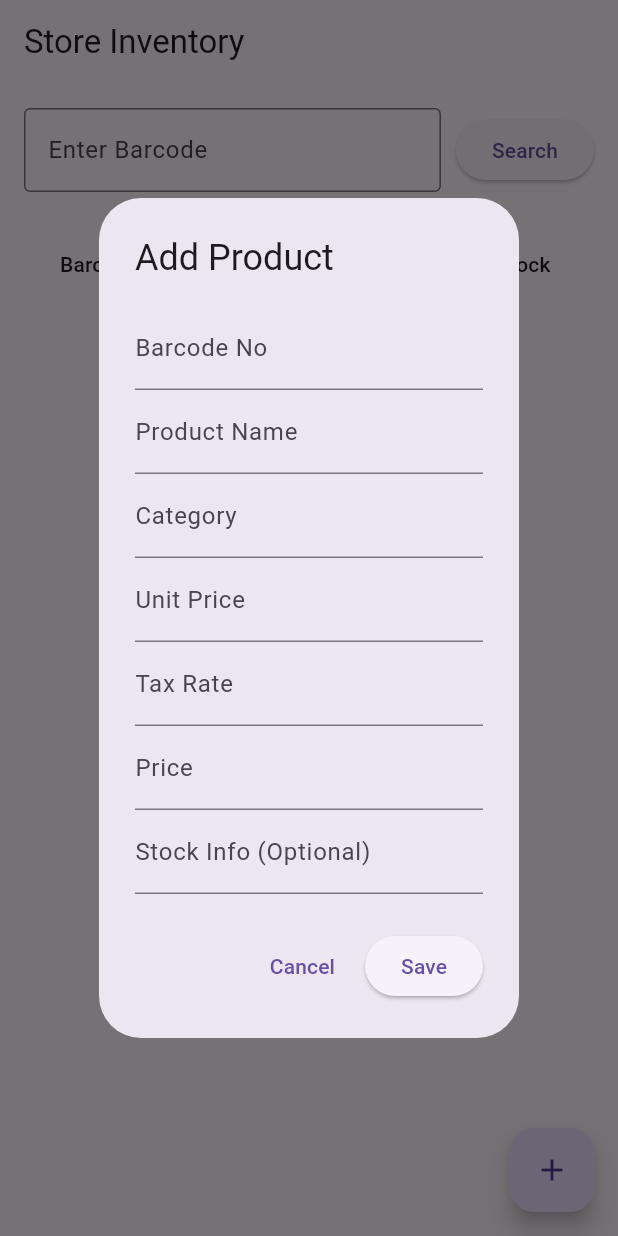
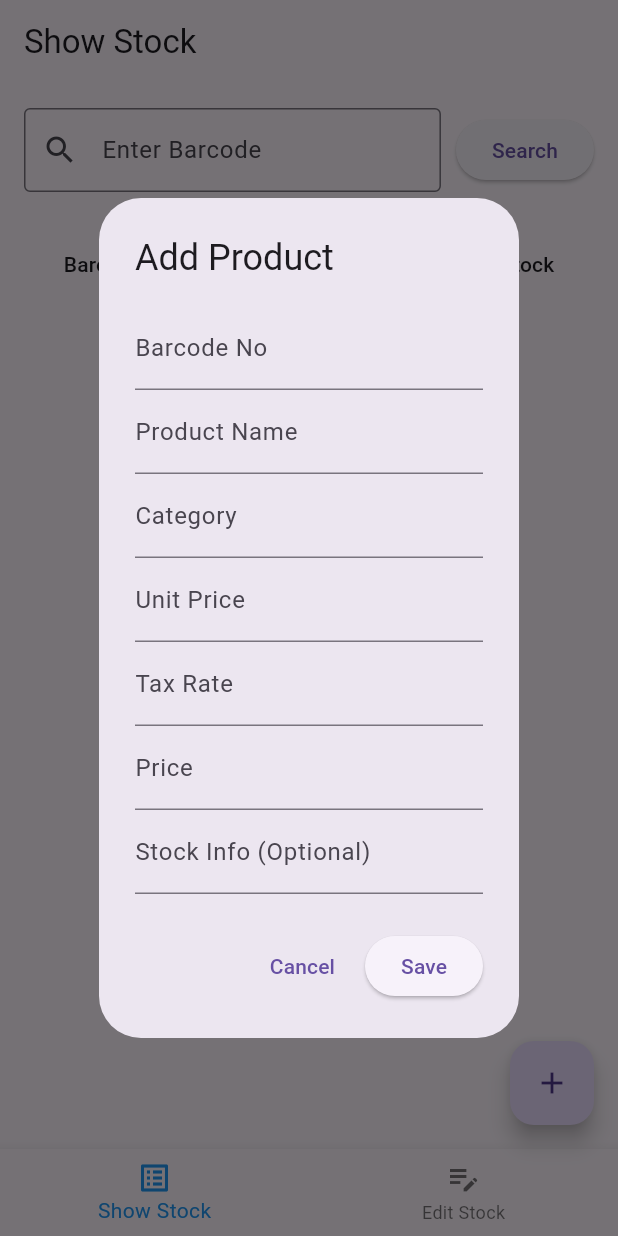
Before and after one commit to cagdaskaplann/bim493_hw4, a Flutter app: the screen it shows after launch, after a tap on the "add" icon, on a phone screen of 412 x 824 dp. Run offline on Flutter 3.47's test engine with Material 3 defaults, Android fonts, the phone set to English and light mode, and no system bars; our stand-ins replace sqflite; accounts and stored records are empty.

Commit message:
show-edit stock tabs added

```diff
--- a/lib/main.dart
+++ b/lib/main.dart
@@ -31,10 +31,43 @@ class _MainScreenState extends State<MainScreen> {
   List<Product> _products = [];
   bool _isLoading = true;
 
+  int _selectedIndex = 0;
+
   @override
   void initState() {
     super.initState();
     _refreshProductList();
+
+    void _confirmDelete(String barcode) {
+      showDialog(
+        context: context,
+        builder: (ctx) => AlertDialog(
+          title: const Text("Delete Item"),
+          content: Text("Barcode No: Are you sure you want to delete item ($barcode)?"),
+          actions: [
+            TextButton(
+              onPressed: () => Navigator.of(ctx).pop(),
+              child: const Text("Cancel"),
+            ),
+            ElevatedButton(
+              style: ElevatedButton.styleFrom(backgroundColor: Colors.red),
+              onPressed: () async {
+                Navigator.of(ctx).pop();
+
+                await DatabaseHelper.instance.delete(barcode);
+
+                ScaffoldMessenger.of(context).showSnackBar(
+                  const SnackBar(content: Text("Item deleted successfully.")),
+                );
+
+                _refreshProductList();
+              },
+              child: const Text("Sil", style: TextStyle(color: Colors.white)),
+            ),
+          ],
+        ),
+      );
+    }
   }
 
   Future<void> _refreshProductList() async {
@@ -111,6 +144,7 @@ class _MainScreenState extends State<MainScreen> {
 
   void _showFormDialog({Product? product, String? initialBarcode}) {
     final _formKey = GlobalKey<FormState>();
+
     final barcodeController = TextEditingController(text: product?.barcodeNo ?? initialBarcode);
     final nameController = TextEditingController(text: product?.productName);
     final categoryController = TextEditingController(text: product?.category);
@@ -173,14 +207,39 @@ class _MainScreenState extends State<MainScreen> {
           ),
         ),
         actions: [
-          TextButton(onPressed: () => Navigator.of(ctx).pop(), child: const Text("Cancel")),
+          TextButton(
+            onPressed: () => Navigator.of(ctx).pop(),
+            child: const Text("Cancel"),
+          ),
           ElevatedButton(
             onPressed: () async {
               if (_formKey.currentState!.validate()) {
+
+                if (product == null) {
+                  final existingProduct = await DatabaseHelper.instance.getProductByBarcode(barcodeController.text.trim());
+
+                  if (existingProduct != null) {
+                    showDialog(
+                      context: context,
+                      builder: (warningCtx) => AlertDialog(
+                        title: const Text("Error"),
+                        content: Text("Barcode (${barcodeController.text}) already registered!"),
+                        actions: [
+                          TextButton(
+                            onPressed: () => Navigator.of(warningCtx).pop(),
+                            child: const Text("OK"),
+                          )
+                        ],
+                      ),
+                    );
+                    return;
+                  }
+                }
+
                 final newProduct = Product(
-                  barcodeNo: barcodeController.text,
-                  productName: nameController.text,
-                  category: categoryController.text,
+                  barcodeNo: barcodeController.text.trim(),
+                  productName: nameController.text.trim(),
+                  category: categoryController.text.trim(),
                   unitPrice: double.parse(unitPriceController.text),
                   taxRate: int.parse(taxRateController.text),
                   price: double.parse(priceController.text),
@@ -204,10 +263,74 @@ class _MainScreenState extends State<MainScreen> {
     );
   }
 
+  void _onItemTapped(int index) {
+    setState(() {
+      _selectedIndex = index;
+    });
+  }
+  @override
+  Widget _buildProductTable({required bool isEditable}) {
+    if (_isLoading) return const Center(child: CircularProgressIndicator());
+
+    List<DataColumn> columns = [];
+
+    if (isEditable) {
+      columns.add(const DataColumn(label: Text('Actions')));
+    }
+
+    columns.addAll([
+      const DataColumn(label: Text('Barcode')),
+      const DataColumn(label: Text('Name')),
+      const DataColumn(label: Text('Price')),
+      const DataColumn(label: Text('Stock')),
+    ]);
+
+    return SingleChildScrollView(
+      scrollDirection: Axis.vertical,
+      child: SingleChildScrollView(
+        scrollDirection: Axis.horizontal,
+        child: DataTable(
+          columns: columns,
+          rows: _products.map((item) {
+
+            List<DataCell> cells = [];
+
+            if (isEditable) {
+              cells.add(DataCell(Row(
+                mainAxisSize: MainAxisSize.min,
+                children: [
+                  IconButton(
+                    icon: const Icon(Icons.edit, color: Colors.blue),
+                    onPressed: () => _showFormDialog(product: item),
+                  ),
+                  IconButton(
+                    icon: const Icon(Icons.delete, color: Colors.red),
+                    onPressed: () => _confirmDelete(item.barcodeNo),
+                  ),
+                ],
+              )));
+            }
+
+            cells.addAll([
+              DataCell(Text(item.barcodeNo)),
+              DataCell(Text(item.productName)),
+              DataCell(Text(item.price.toStringAsFixed(2))),
+              DataCell(Text(item.stockInfo?.toString() ?? '-')),
+            ]);
+
+            return DataRow(cells: cells);
+          }).toList(),
+        ),
+      ),
+    );
+  }
+
   @override
   Widget build(BuildContext context) {
     return Scaffold(
-      appBar: AppBar(title: const Text("Store Inventory")),
+      appBar: AppBar(
+        title: Text(_selectedIndex == 0 ? "Show Stock" : "Edit Stock"),
+      ),
       body: Padding(
         padding: const EdgeInsets.all(16.0),
         child: Column(
@@ -220,6 +343,7 @@ class _MainScreenState extends State<MainScreen> {
                     decoration: const InputDecoration(
                       labelText: "Enter Barcode",
                       border: OutlineInputBorder(),
+                      prefixIcon: Icon(Icons.search),
                     ),
                   ),
                 ),
@@ -231,48 +355,32 @@ class _MainScreenState extends State<MainScreen> {
               ],
             ),
             const SizedBox(height: 20),
+
             Expanded(
-              child: _isLoading
-                  ? const Center(child: CircularProgressIndicator())
-                  : SingleChildScrollView(
-                scrollDirection: Axis.vertical,
-                child: SingleChildScrollView(
-                  scrollDirection: Axis.horizontal,
-                  child: DataTable(
-                    columns: const [
-                      DataColumn(label: Text('Barcode')),
-                      DataColumn(label: Text('Name')),
-                      DataColumn(label: Text('Price')),
-                      DataColumn(label: Text('Stock')),
-                      DataColumn(label: Text('Actions')),
-                    ],
-                    rows: _products.map((item) {
-                      return DataRow(cells: [
-                        DataCell(Text(item.barcodeNo)),
-                        DataCell(Text(item.productName)),
-                        DataCell(Text(item.price.toStringAsFixed(2))),
-                        DataCell(Text(item.stockInfo?.toString() ?? '-')),
-                        DataCell(Row(
-                          children: [
-                            IconButton(
-                              icon: const Icon(Icons.edit, color: Colors.blue),
-                              onPressed: () => _showFormDialog(product: item),
-                            ),
-                            IconButton(
-                              icon: const Icon(Icons.delete, color: Colors.red),
-                              onPressed: () => _confirmDelete(item.barcodeNo),
-                            ),
-                          ],
-                        )),
-                      ]);
-                    }).toList(),
-                  ),
-                ),
-              ),
+              child: _selectedIndex == 0
+                  ? _buildProductTable(isEditable: false)
+                  : _buildProductTable(isEditable: true),
             ),
           ],
         ),
       ),
+
+      bottomNavigationBar: BottomNavigationBar(
+        items: const <BottomNavigationBarItem>[
+          BottomNavigationBarItem(
+            icon: Icon(Icons.list_alt),
+            label: 'Show Stock',
+          ),
+          BottomNavigationBarItem(
+            icon: Icon(Icons.edit_note),
+            label: 'Edit Stock',
+          ),
+        ],
+        currentIndex: _selectedIndex,
+        selectedItemColor: Colors.blue,
+        onTap: _onItemTapped,
+      ),
+
       floatingActionButton: FloatingActionButton(
         onPressed: () => _showFormDialog(),
         child: const Icon(Icons.add),
```
